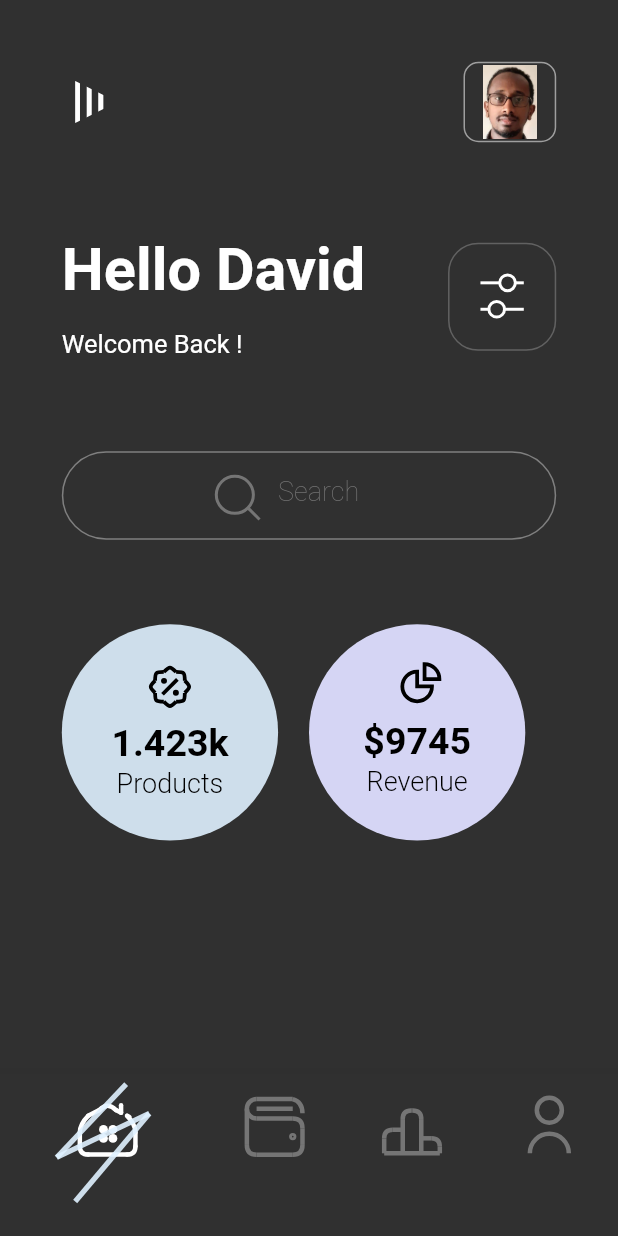
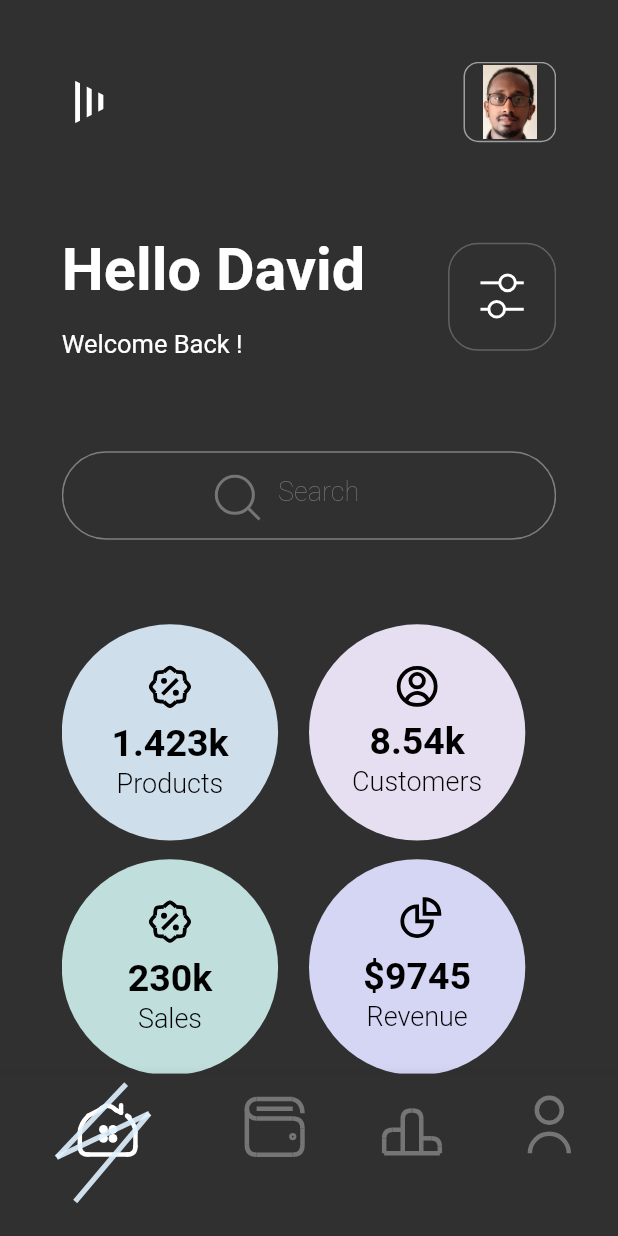
Before and after one commit to dalyathan/Finance-App-Dark-theme, a Flutter app: the screen it shows after launch, on a phone screen of 412 x 824 dp. Run offline on Flutter 3.47's test engine with Material 2 defaults, Android fonts, the phone set to English and light mode, and no system bars.

Commit message:
made the profile row into widget

```diff
--- a/lib/screens/finance_dark_theme.dart
+++ b/lib/screens/finance_dark_theme.dart
@@ -2,7 +2,9 @@ import 'package:flutter/material.dart';
 import 'package:portfolio/screens/finance_detail_page.dart';
 import 'package:portfolio/widgets/clippers/triangular_clipper.dart';
 import 'package:portfolio/widgets/containers/circular_widget.dart';
+import 'package:portfolio/widgets/containers/profile_row.dart';
 import 'package:portfolio/widgets/icons/bar_chart_icon.dart';
+import 'package:portfolio/widgets/icons/customers_icon.dart';
 import 'package:portfolio/widgets/icons/folder_icon.dart';
 import 'package:portfolio/widgets/icons/search_icon.dart';
 import 'package:portfolio/widgets/icons/simpler_person_icon.dart';
@@ -64,7 +66,7 @@ class _FinanceDarkThemeState extends State<FinanceDarkTheme> {
               child: SingleChildScrollView(
                 child: Column(
                   children: [
-                    row1(),
+                    const ProfileRow(),
                     SizedBox(height: size.height * 0.075),
                     row2(),
                     SizedBox(height: size.height * 0.075),
@@ -81,11 +83,27 @@ class _FinanceDarkThemeState extends State<FinanceDarkTheme> {
                             "1.423k",
                             "Products"),
                         CircularWidgetState(
+                            const Color.fromRGBO(230, 223, 241, 1),
+                            CustomersIcon(size: size.width * 0.06),
+                            "8.54k",
+                            "Customers")),
+                    SizedBox(height: size.height * 0.015),
+                    row(
+                        CircularWidgetState(
+                            const Color.fromRGBO(192, 222, 220, 1),
+                            Padding(
+                              padding: EdgeInsets.all(size.width * 0.01),
+                              child: SalesIcon(
+                                size: size.width * 0.06,
+                              ),
+                            ),
+                            "230k",
+                            "Sales"),
+                        CircularWidgetState(
                             const Color(0xf1dfdfff),
                             RevenueIcon(size: size.width * 0.06),
                             "\$9745",
-                            "Revenue"),
-                        size),
+                            "Revenue")),
                   ],
                 ),
               ),
@@ -119,8 +137,8 @@ class _FinanceDarkThemeState extends State<FinanceDarkTheme> {
     );
   }
 
-  Widget row(CircularWidgetState leftChildState,
-      CircularWidgetState rightChildState, Size size) {
+  Widget row(
+      CircularWidgetState leftChildState, CircularWidgetState rightChildState) {
     return Row(
       mainAxisAlignment: MainAxisAlignment.start,
       children: [
@@ -180,36 +198,6 @@ class _FinanceDarkThemeState extends State<FinanceDarkTheme> {
     );
   }
 
-  Widget row1() {
-    return Row(
-      mainAxisAlignment: MainAxisAlignment.spaceBetween,
-      children: [
-        Transform(
-            alignment: FractionalOffset.center,
-            transform: Matrix4.identity()..rotateZ(-90 * 3.1415927 / 180),
-            child: ClipPath(
-                clipper: CustomTriangleClipper(),
-                child: Icon(
-                  Icons.menu,
-                  size: size.height * 0.045,
-                ))),
-        Container(
-            height: size.height * 0.065,
-            width: size.width * 0.15,
-            decoration: BoxDecoration(
-              border: Border.all(color: Colors.grey),
-              borderRadius: BorderRadius.circular(10.0),
-            ),
-            child: ClipRRect(
-                borderRadius: BorderRadius.circular(18.0),
-                child: Padding(
-                  padding: EdgeInsets.all(size.height * 0.001),
-                  child: Image.asset('assets/images/me.jpg'),
-                )))
-      ],
-    );
-  }
-
   Widget row2() {
     double fontController = size.width * 0.00275;
     return Row(
--- a/lib/screens/finance_detail_page.dart
+++ b/lib/screens/finance_detail_page.dart
@@ -1,5 +1,6 @@
 import 'package:flutter/material.dart';
 import 'package:portfolio/model/CircularWidgetState.dart';
+import 'package:portfolio/widgets/containers/profile_row.dart';
 import 'package:portfolio/widgets/icons/customers_icon.dart';
 import 'package:portfolio/widgets/icons/products_icon.dart';
 import 'package:portfolio/widgets/icons/revenue_icon.dart';
@@ -29,18 +30,23 @@ class FinanceDetailPage extends StatelessWidget {
         body: SafeArea(
           child: SingleChildScrollView(
             child: Column(children: [
+              SizedBox(height: size.height * 0.025),
+              Padding(
+                padding: EdgeInsets.symmetric(horizontal: size.width * 0.05),
+                child: const ProfileRow(),
+              ),
+              SizedBox(height: size.height * 0.05),
               Padding(
                 padding: EdgeInsets.symmetric(horizontal: size.width * 0.1),
                 child: Column(
                   children: [
-                    SizedBox(height: size.height * 0.1),
                     showGraphHeading(),
-                    SizedBox(height: size.height * 0.05),
+                    SizedBox(height: size.height * 0.025),
                     showGraph()
                   ],
                 ),
               ),
-              SizedBox(height: size.height * 0.025),
+              SizedBox(height: size.height * 0.0125),
               Padding(
                 padding: EdgeInsets.symmetric(horizontal: size.width * 0.05),
                 child: Container(
--- /dev/null
+++ b/lib/widgets/containers/profile_row.dart
@@ -0,0 +1,38 @@
+import 'package:flutter/material.dart';
+import 'package:portfolio/widgets/clippers/triangular_clipper.dart';
+
+class ProfileRow extends StatelessWidget {
+  const ProfileRow({Key? key}) : super(key: key);
+
+  @override
+  Widget build(BuildContext context) {
+    Size size = MediaQuery.of(context).size;
+    return Row(
+      mainAxisAlignment: MainAxisAlignment.spaceBetween,
+      children: [
+        Transform(
+            alignment: FractionalOffset.center,
+            transform: Matrix4.identity()..rotateZ(-90 * 3.1415927 / 180),
+            child: ClipPath(
+                clipper: CustomTriangleClipper(),
+                child: Icon(
+                  Icons.menu,
+                  size: size.height * 0.045,
+                ))),
+        Container(
+            height: size.height * 0.065,
+            width: size.width * 0.15,
+            decoration: BoxDecoration(
+              border: Border.all(color: Colors.grey),
+              borderRadius: BorderRadius.circular(10.0),
+            ),
+            child: ClipRRect(
+                borderRadius: BorderRadius.circular(18.0),
+                child: Padding(
+                  padding: EdgeInsets.all(size.height * 0.001),
+                  child: Image.asset('assets/images/me.jpg'),
+                )))
+      ],
+    );
+  }
+}
```
